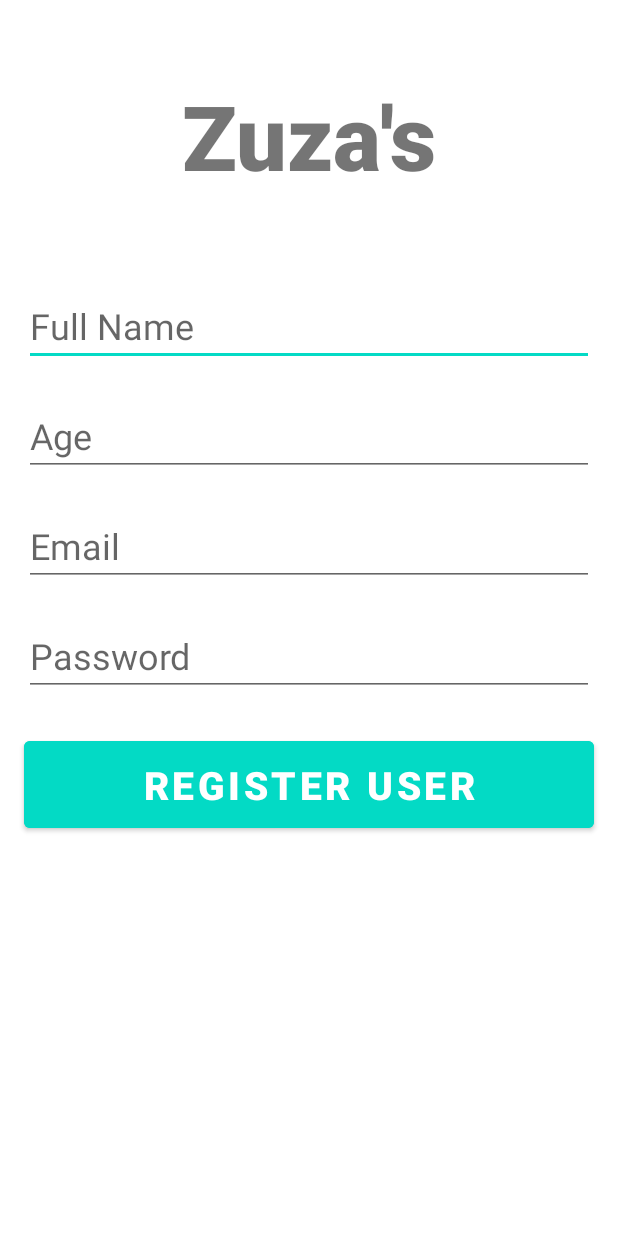
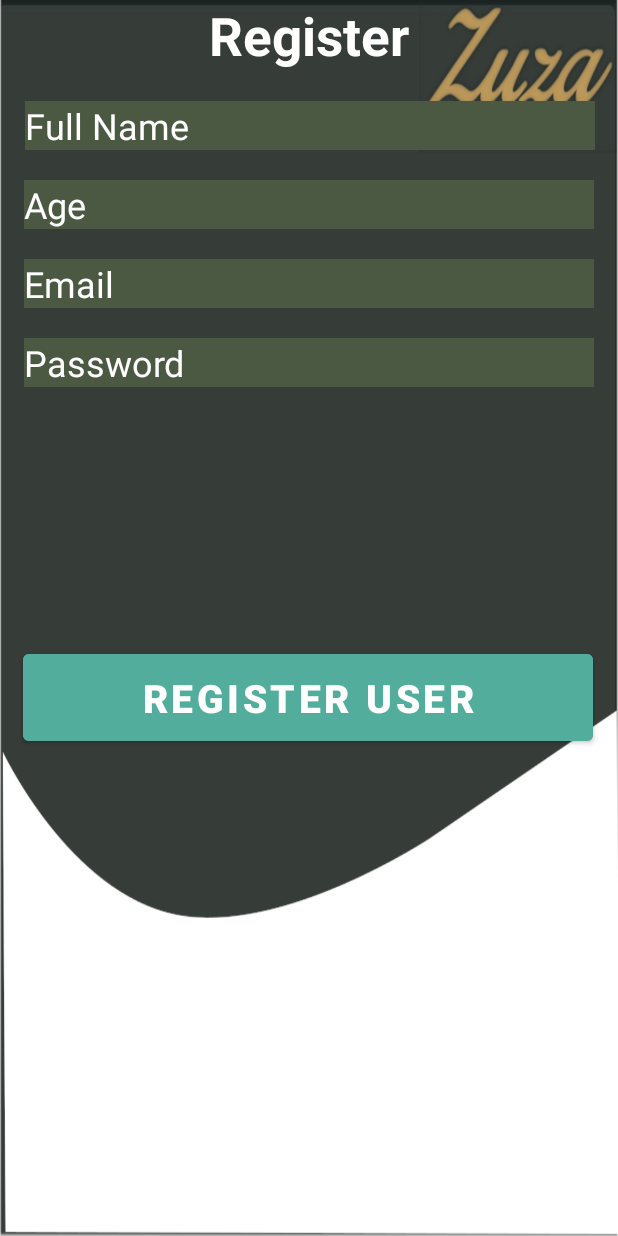
Before and after one commit to JosefMamo12/Zuza-s, an Android app: the Register screen opened directly, with no data from a screen before it, on a phone screen of 412 x 824 dp. Run offline under Robolectric (Android 15) with nearby library versions, the phone set to English and light mode, and no system bars; our stand-ins replace Firebase (no records; nobody signed in at launch, a user with empty details on screens opened directly).

Commit message:
design changes

```diff
--- a/app/src/main/res/layout/activity_homepage.xml
+++ b/app/src/main/res/layout/activity_homepage.xml
@@ -10,7 +10,7 @@
         android:layout_width="match_parent"
         android:layout_height="120dp"
         android:src="@drawable/zuzalogo"
-        android:background="#023020"
+        android:background="@color/Black_Olive"
         android:contentDescription="TODO" />
 
 
--- a/app/src/main/res/layout/activity_login.xml
+++ b/app/src/main/res/layout/activity_login.xml
@@ -30,7 +30,7 @@
         android:layout_marginTop="10dp"
         android:layout_marginEnd="10dp"
         android:layout_marginBottom="10dp"
-        android:background="#35401e"
+        android:background="@color/Rifle_Green"
         android:drawableStart="@drawable/ic_baseline_person_outline_24"
         android:drawablePadding="20dp"
         android:hint="@string/username"
@@ -50,7 +50,7 @@
         android:layout_marginTop="10dp"
         android:layout_marginEnd="10dp"
         android:layout_marginBottom="10dp"
-        android:background="#35401e"
+        android:background="@color/Rifle_Green"
         android:drawableStart="@drawable/ic_baseline_key_24"
         android:drawablePadding="20dp"
         android:hint="@string/password"
@@ -72,7 +72,7 @@
         android:layout_marginTop="10dp"
         android:layout_marginEnd="10dp"
         android:layout_marginBottom="10dp"
-        android:backgroundTint="@color/teal_200"
+        android:backgroundTint="@color/Keppel"
         android:text="@string/login"
         android:textColor="#FFFF" />
 
--- a/app/src/main/res/layout/activity_register.xml
+++ b/app/src/main/res/layout/activity_register.xml
@@ -4,37 +4,59 @@
     xmlns:tools="http://schemas.android.com/tools"
     android:layout_width="match_parent"
     android:layout_height="match_parent"
+    android:background="@drawable/zuzalogin"
     tools:context=".Register">
+<!--    android:background="@color/Black_Olive"-->
+
+
+    <!--    <TextView-->
+<!--        android:id="@+id/banner"-->
+<!--        android:layout_width="match_parent"-->
+<!--        android:layout_height="wrap_content"-->
+<!--        android:text="@string/zuza_s"-->
+<!--        android:textSize="60sp"-->
+<!--        android:textAlignment="center"-->
+<!--        android:textStyle="bold"-->
+<!--        android:textColor="@color/Satin_Sheen_Gold"-->
+<!--        android:fontFamily="sans-serif-black"-->
+<!--        app:layout_constraintTop_toTopOf="parent"-->
+<!--        app:layout_constraintRight_toRightOf="parent"-->
+<!--        app:layout_constraintLeft_toLeftOf="parent"-->
+<!--        android:layout_marginTop="50dp"-->
+<!--        tools:ignore="MissingConstraints"-->
+<!--        />-->
 
     <TextView
         android:id="@+id/banner"
         android:layout_width="match_parent"
         android:layout_height="wrap_content"
-        android:text="@string/zuza_s"
-        android:textSize="60sp"
-        android:textAlignment="center"
+        android:gravity="center"
+        android:text="@string/register"
+        android:textColor="@color/white"
+        android:textSize="35sp"
         android:textStyle="bold"
-        android:fontFamily="sans-serif-black"
-        app:layout_constraintTop_toTopOf="parent"
-        app:layout_constraintRight_toRightOf="parent"
-        app:layout_constraintLeft_toLeftOf="parent"
-        android:layout_marginTop="50dp"
-        tools:ignore="MissingConstraints"
-        />
+        tools:layout_editor_absoluteX="15dp"
+        tools:layout_editor_absoluteY="84dp"
+        tools:ignore="MissingConstraints" />
 
     <EditText
         android:id="@+id/fullName"
-        android:layout_marginTop="60dp"
         android:layout_width="380dp"
         android:layout_height="wrap_content"
+        android:layout_marginTop="20dp"
+        android:background="@color/Rifle_Green"
+        android:drawablePadding="30dp"
         android:ems="10"
         android:hint="@string/full_name"
         android:inputType="text"
+        android:textColor="@color/white"
+        android:textColorHint="@color/white"
         android:textSize="24sp"
+        app:layout_constraintHorizontal_bias="0.516"
         app:layout_constraintLeft_toLeftOf="parent"
         app:layout_constraintRight_toRightOf="parent"
+
         app:layout_constraintTop_toBottomOf="@id/banner"
-
         tools:ignore="MissingConstraints" />
 
     <EditText
@@ -42,10 +64,13 @@
         android:layout_marginTop="20dp"
         android:layout_width="380dp"
         android:layout_height="wrap_content"
+        android:background="@color/Rifle_Green"
         android:ems="10"
         android:hint="@string/age"
         android:inputType="text"
         android:textSize="24sp"
+        android:textColor="@color/white"
+        android:textColorHint="@color/white"
         app:layout_constraintLeft_toLeftOf="parent"
         app:layout_constraintRight_toRightOf="parent"
         app:layout_constraintTop_toBottomOf="@id/fullName"
@@ -56,10 +81,13 @@
         android:layout_marginTop="20dp"
         android:layout_width="380dp"
         android:layout_height="wrap_content"
+        android:background="@color/Rifle_Green"
         android:ems="10"
         android:hint="@string/email"
         android:inputType="text"
         android:textSize="24sp"
+        android:textColor="@color/white"
+        android:textColorHint="@color/white"
         app:layout_constraintLeft_toLeftOf="parent"
         app:layout_constraintRight_toRightOf="parent"
         app:layout_constraintTop_toBottomOf="@id/age"
@@ -71,10 +99,13 @@
         android:layout_marginTop="20dp"
         android:layout_width="380dp"
         android:layout_height="wrap_content"
+        android:background="@color/Rifle_Green"
         android:ems="10"
         android:hint="Password"
         android:inputType="textPassword"
         android:textSize="24sp"
+        android:textColor="@color/white"
+        android:textColorHint="@color/white"
         app:layout_constraintLeft_toLeftOf="parent"
         app:layout_constraintRight_toRightOf="parent"
         app:layout_constraintTop_toBottomOf="@id/email"
@@ -85,16 +116,17 @@
         android:id="@+id/registerUser"
         android:layout_width="380dp"
         android:layout_height="70dp"
-        android:layout_marginTop="24dp"
-        android:backgroundTint="@color/teal_200"
+        android:layout_marginTop="172dp"
+        android:backgroundTint="@color/Keppel"
         android:text="@string/register_user"
         android:textColor="#ffff"
         android:textSize="26sp"
         android:textStyle="bold"
+        app:layout_constraintHorizontal_bias="0.483"
         app:layout_constraintLeft_toLeftOf="parent"
         app:layout_constraintRight_toRightOf="parent"
+
         app:layout_constraintTop_toBottomOf="@id/password"
-
         tools:ignore="MissingConstraints" />
 
     <ProgressBar
--- a/app/src/main/res/values/colors.xml
+++ b/app/src/main/res/values/colors.xml
@@ -1,10 +1,17 @@
 <?xml version="1.0" encoding="utf-8"?>
 <resources>
-    <color name="purple_200">#FFBB86FC</color>
+<!--    <color name="purple_200">#FFBB86FC</color>-->
     <color name="purple_500">#FF6200EE</color>
     <color name="purple_700">#FF3700B3</color>
     <color name="teal_200">#FF03DAC5</color>
     <color name="teal_700">#FF018786</color>
     <color name="black">#FF000000</color>
     <color name="white">#FFFFFFFF</color>
+    <color name="whitish">#CEDFD9</color>
+    <color name="Magic_Mint">#9FFCDF</color>
+    <color name="Satin_Sheen_Gold"> #BA9639 </color> <!-- zuza's logo -->
+    <color name="Chestnut"> #A24936 </color>
+    <color name="Keppel"> #52AD9c </color>
+    <color name="Rifle_Green">#4B5842</color>
+    <color name="Black_Olive"> #363C38 </color> <!-- zuza's bg -->
 </resources>
--- a/app/src/main/res/values/themes.xml
+++ b/app/src/main/res/values/themes.xml
@@ -2,15 +2,15 @@
     <!-- Base application theme. -->
     <style name="Theme.MyApplication" parent="Theme.MaterialComponents.DayNight.NoActionBar">
         <!-- Primary brand color. -->
-        <item name="colorPrimary">@color/purple_500</item>
-        <item name="colorPrimaryVariant">@color/purple_700</item>
+        <item name="colorPrimary">@color/Black_Olive</item>
+        <item name="colorPrimaryVariant">@color/Rifle_Green</item>
         <item name="colorOnPrimary">@color/white</item>
         <!-- Secondary brand color. -->
         <item name="colorSecondary">@color/teal_200</item>
         <item name="colorSecondaryVariant">@color/teal_700</item>
         <item name="colorOnSecondary">@color/black</item>
         <!-- Status bar color. -->
-        <item name="android:statusBarColor">?attr/colorPrimaryVariant</item>
+        <item name="android:statusBarColor">?attr/colorPrimary</item>
         <!-- Customize your theme here. -->
     </style>
 </resources>
```
